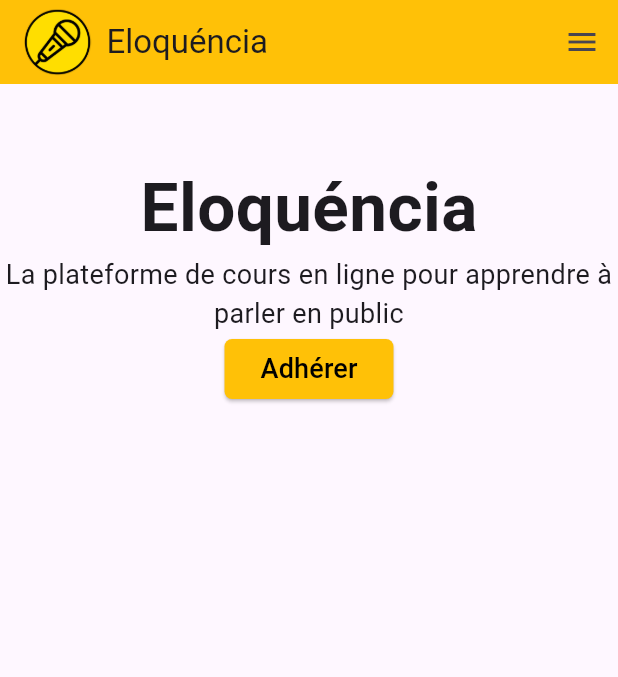
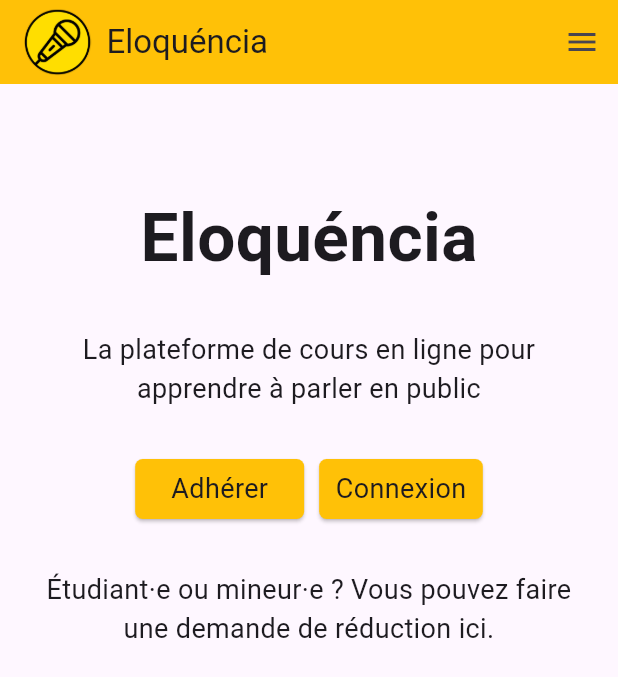
Before and after one commit to EloquenciaOrg/Eloquencia-App-POC, a Flutter app: the screen it shows after launch, on a phone screen of 412 x 824 dp. Shown: the top 677 px of the screen. Run offline on Flutter 3.47's test engine with Material 3 defaults, Android fonts, the phone set to English and light mode, and no system bars.

Commit message:
Text theme, Sizedbox, button and text added

```diff
--- a/lib/main.dart
+++ b/lib/main.dart
@@ -79,43 +79,50 @@ class HomePage extends StatelessWidget {
               ),
             ),
             ListTile(
-              title: const Text('Rejoindre'),
+              title: Text('Rejoindre',
+                style: Theme.of(context).textTheme.bodyMedium),
               onTap: () {
                 Navigator.pop(context);
               },
             ),
             ListTile(
-              title: const Text('Blog'),
+              title: Text('Blog',
+                style: Theme.of(context).textTheme.bodyMedium),
               onTap: () {
                 Navigator.pop(context);
               },
             ),
             ListTile(
-              title: const Text('Partenaires'),
+              title: Text('Partenaires',
+                style: Theme.of(context).textTheme.bodyMedium),
               onTap: () {
                 Navigator.pop(context);
               },
             ),
             ListTile(
-              title: const Text('Réductions'),
+              title: Text('Réductions',
+                style: Theme.of(context).textTheme.bodyMedium),
               onTap: () {
                 Navigator.pop(context);
               },
             ),
             ListTile(
-              title: const Text('Contact'),
+              title: Text('Contact',
+                style: Theme.of(context).textTheme.bodyMedium),
               onTap: () {
                 Navigator.pop(context);
               },
             ),
             ListTile(
-              title: const Text('À propos'),
+              title: Text('À propos',
+                style: Theme.of(context).textTheme.bodyMedium),
               onTap: () {
                 Navigator.pop(context);
               },
             ),
             ListTile(
-              title: const Text('Connexion'), // TODO changer position du bouton juste en dessous du logo et l'afficher seulement si pas connecté
+              title: Text('Connexion',  // TODO changer position du bouton juste en dessous du logo et l'afficher seulement si pas connecté
+                style: Theme.of(context).textTheme.bodyMedium),
               onTap: () {
                 Navigator.pop(context);
               },
@@ -129,19 +136,26 @@ class HomePage extends StatelessWidget {
             Column(
               mainAxisAlignment: MainAxisAlignment.center,
               children: [
-                const SizedBox(height: 50),
+                SizedBox(
+                  width: 350,
+                  child: Column(
+                    children: [
+                      const SizedBox(height: 70),
                       const Text('Eloquéncia',
                         style: TextStyle(
                           fontWeight: FontWeight.bold,
                           fontSize: 45,
                         ),
                       ),
-                const Text('La plateforme de cours en ligne pour apprendre à parler en public',
-                  style: TextStyle(
-                    fontSize: 18,
-                  ),
+                      const SizedBox(height: 30),
+                      Text('La plateforme de cours en ligne pour apprendre à parler en public',
+                        style: Theme.of(context).textTheme.bodyMedium,
                         textAlign: TextAlign.center,
                       ),
+                      const SizedBox(height: 30),
+                      Row(
+                        mainAxisAlignment: MainAxisAlignment.center,
+                        children: [
                           ElevatedButton(
                             style: ButtonStyle(
                               backgroundColor: const WidgetStatePropertyAll<Color>(Color(0xFFFFC107)),
@@ -159,12 +173,45 @@ class HomePage extends StatelessWidget {
                                 foregroundColor: WidgetStatePropertyAll<Color>(Colors.black),
                               );
                             },
-                  child: const Text('Adhérer',
-                    style: TextStyle(
-                      fontSize: 18
+                            child:  Text('Adhérer',
+                              style: Theme.of(context).textTheme.bodyMedium
                             ),
+                          ),
+                          const SizedBox(width: 10),
+                          ElevatedButton(
+                            style: ButtonStyle(
+                              backgroundColor: const WidgetStatePropertyAll<Color>(Color(0xFFFFC107)),
+                              foregroundColor: const WidgetStatePropertyAll<Color>(Colors.black),
+                              shape: WidgetStatePropertyAll<RoundedRectangleBorder>(
+                                RoundedRectangleBorder(
+                                  borderRadius: BorderRadius.circular(5),
+                                ),
+                              ),
+                              padding: const WidgetStatePropertyAll<EdgeInsetsGeometry>(
+                                EdgeInsets.symmetric(horizontal: 11),
+                              ),
+                            ),
+
+                            onPressed: () {
+                              const ButtonStyle(
+                                backgroundColor: WidgetStatePropertyAll<Color>(Color(0xFFFFCA2C)),
+                                foregroundColor: WidgetStatePropertyAll<Color>(Colors.black),
+                              );
+                            },
+                            child: Text('Connexion',
+                              style: Theme.of(context).textTheme.bodyMedium
+                            ),
+                          ),
+                        ],
+                      ),
+                      const SizedBox(height: 30),
+                      Text('Étudiant·e ou mineur·e ? Vous pouvez faire une demande de réduction ici.',
+                        style: Theme.of(context).textTheme.bodyMedium,
+                        textAlign: TextAlign.center,
+                      ),
+                    ],
                   )
-                ),
+                )
               ],
             ),
           ]
```
Lines whose indentation alone changed are shown as unchanged.
